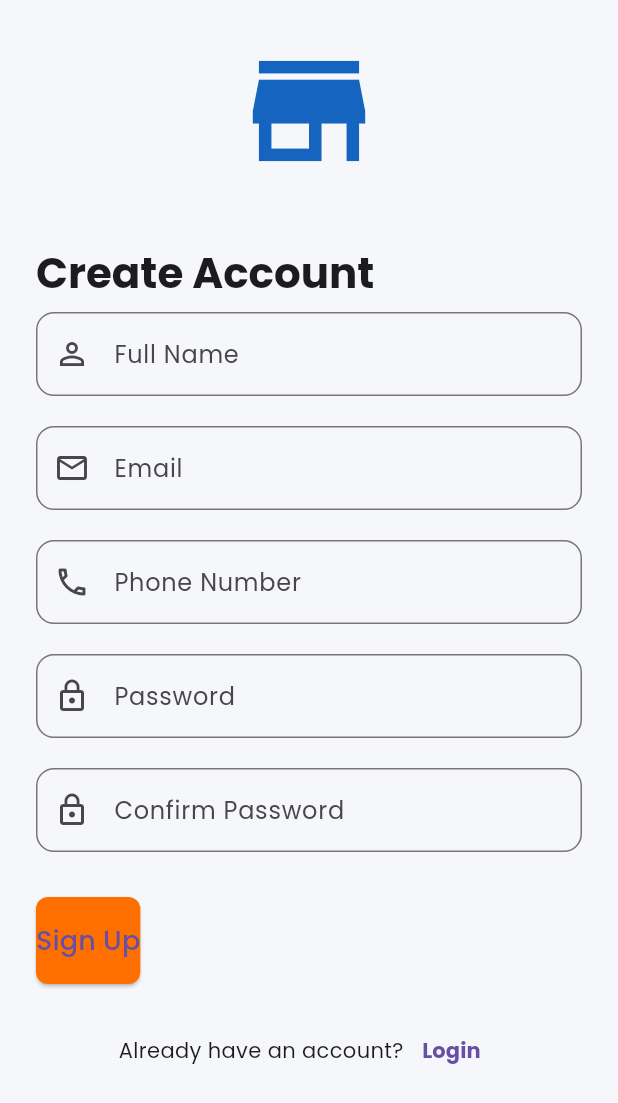
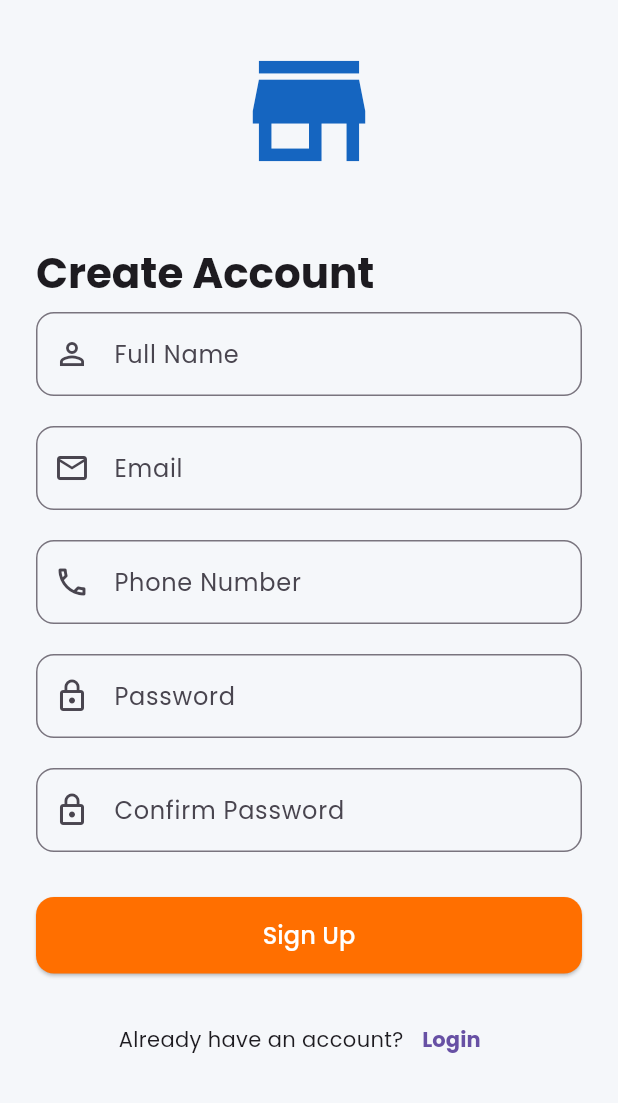
Before and after one commit to faheemnaveed07/smartpos_mobile_manager, a Flutter app: the screen it shows after launch, after a tap on "Sign Up", on a phone screen of 412 x 824 dp. Shown: the top 1103 px of the screen. Run offline on Flutter 3.47's test engine with Material 3 defaults, Android fonts, the phone set to English and light mode, and no system bars; our stand-ins replace animate_do, cloud_firestore, connectivity_plus, firebase_auth, firebase_core, fl_chart and 12 more; missing offline and left inert: googleapis; accounts and stored records are empty.

Commit message:
feat: Enhance UI for customer addition and authentication screens

```diff
--- a/lib/theme/app_theme.dart
+++ b/lib/theme/app_theme.dart
@@ -17,9 +17,13 @@ class AppTheme {
       appBarTheme: AppBarTheme(
         backgroundColor: primaryColor,
         elevation: 0,
+        foregroundColor: Colors.white, // Title & icons color
+        iconTheme: const IconThemeData(color: Colors.white),
+        actionsIconTheme: const IconThemeData(color: Colors.white),
         titleTextStyle: GoogleFonts.poppins(
           fontSize: 20,
           fontWeight: FontWeight.w600,
+          color: Colors.white,
         ),
       ),
 
@@ -33,6 +37,7 @@ class AppTheme {
       elevatedButtonTheme: ElevatedButtonThemeData(
         style: ElevatedButton.styleFrom(
           backgroundColor: accentColor,
+          foregroundColor: Colors.white, // Button text color
           padding: const EdgeInsets.symmetric(vertical: 16),
           shape: RoundedRectangleBorder(borderRadius: BorderRadius.circular(8)),
         ),
--- a/lib/views/auth/login_screen.dart
+++ b/lib/views/auth/login_screen.dart
@@ -110,9 +110,11 @@ class LoginScreen extends StatelessWidget {
                         : FadeInUp(
                             child: SizedBox(
                               width: double.infinity,
-                              height: 50,
                               child: ElevatedButton(
                                 style: ElevatedButton.styleFrom(
+                                  padding: const EdgeInsets.symmetric(
+                                    vertical: 14,
+                                  ),
                                   shape: RoundedRectangleBorder(
                                     borderRadius: BorderRadius.circular(12),
                                   ),
@@ -127,7 +129,7 @@ class LoginScreen extends StatelessWidget {
                                 },
                                 child: const Text(
                                   'Login',
-                                  style: TextStyle(fontSize: 18),
+                                  style: TextStyle(fontSize: 16),
                                 ),
                               ),
                             ),
--- a/lib/views/auth/signup_screen.dart
+++ b/lib/views/auth/signup_screen.dart
@@ -151,7 +151,17 @@ class SignupScreen extends StatelessWidget {
                     return _authController.isLoading.value
                         ? const Center(child: CircularProgressIndicator())
                         : FadeInUp(
+                            child: SizedBox(
+                              width: double.infinity,
                               child: ElevatedButton(
+                                style: ElevatedButton.styleFrom(
+                                  padding: const EdgeInsets.symmetric(
+                                    vertical: 14,
+                                  ),
+                                  shape: RoundedRectangleBorder(
+                                    borderRadius: BorderRadius.circular(12),
+                                  ),
+                                ),
                                 onPressed: () {
                                   if (_formKey.currentState!.validate()) {
                                     // TODO: Implement signup method in AuthController
@@ -172,7 +182,8 @@ class SignupScreen extends StatelessWidget {
                                 },
                                 child: const Text(
                                   'Sign Up',
-                                style: TextStyle(fontSize: 18),
+                                  style: TextStyle(fontSize: 16),
+                                ),
                               ),
                             ),
                           );
```
Also changed, not shown: lib/features/customer/presentation/widgets/add_customer_dialog.dart (+10 -4 lines). Lines whose indentation alone changed are shown as unchanged.
